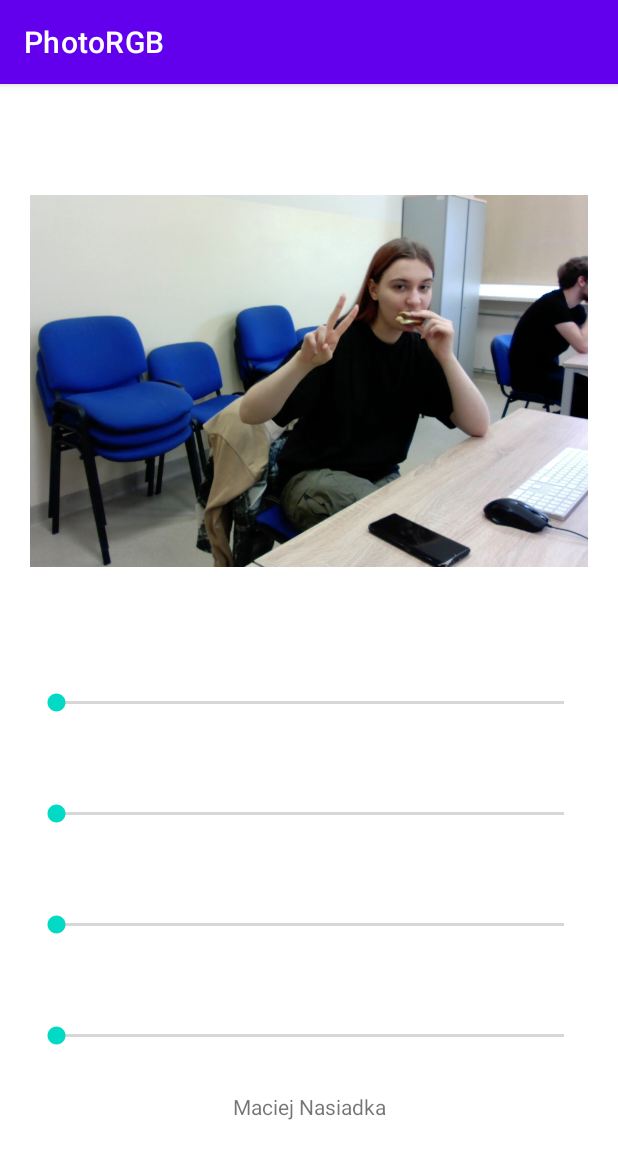
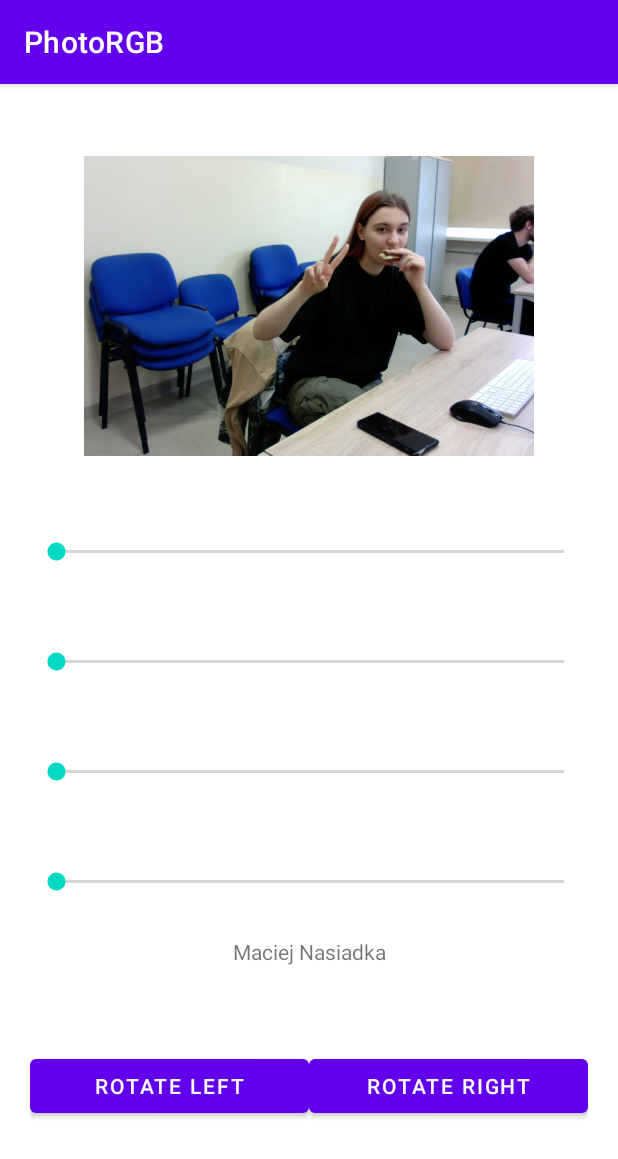
Before and after one commit to NasiadkaMaciej/PhotoRGB, an Android app: the screen it shows after launch (MainActivity), on a phone screen of 412 x 824 dp. Shown: the top 1159 px of the screen. Run offline under Robolectric (Android 15) with nearby library versions, the phone set to English and light mode, and no system bars.

```diff
--- a/app/src/main/java/com/example/photorgb/MainActivity.java
+++ b/app/src/main/java/com/example/photorgb/MainActivity.java
@@ -71,4 +71,11 @@ public class MainActivity extends AppCompatActivity {
             }
         });
     }
+
+    public void rotateL(View view) {
+        image.setRotation(image.getRotation()-90);
+    }
+    public void rotateR(View view) {
+        image.setRotation(image.getRotation()+90);
+    }
 }
--- a/app/src/main/res/layout/activity_main.xml
+++ b/app/src/main/res/layout/activity_main.xml
@@ -10,8 +10,9 @@
 
     <ImageView
         android:id="@+id/imageView"
-        android:layout_width="wrap_content"
-        android:layout_height="300dp"
+        android:layout_width="300dp"
+        android:layout_height="200dp"
+        android:layout_gravity="center"
         android:layout_weight="1"
         app:srcCompat="@drawable/photo" />
     <SeekBar
@@ -54,4 +55,25 @@
         android:textAlignment="center"
         android:text="Maciej Nasiadka" />
 
+    <LinearLayout
+        android:layout_width="match_parent"
+        android:layout_height="wrap_content"
+        android:layout_weight="1"
+        android:orientation="horizontal">
+        <Button
+            android:id="@+id/button"
+            android:layout_width="match_parent"
+            android:layout_height="wrap_content"
+            android:layout_weight="1"
+            android:text="Rotate left"
+            android:onClick="rotateL"/>
+        <Button
+            android:id="@+id/button2"
+            android:layout_width="match_parent"
+            android:layout_height="wrap_content"
+            android:layout_weight="1"
+            android:text="Rotate right"
+            android:onClick="rotateR"/>
+    </LinearLayout>
+
 </LinearLayout>
```
